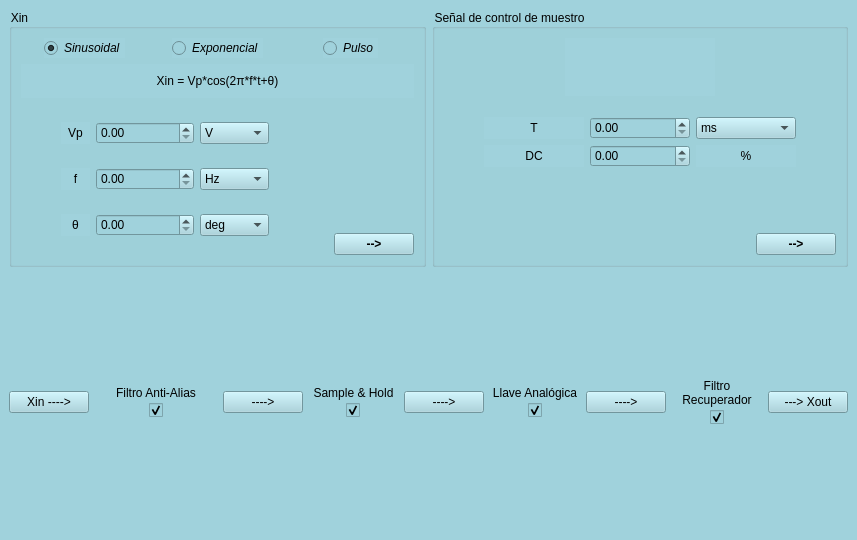
grupo-1-ASSD-E2/ASSD-TP1, file GUI/FrontEnd/samplingui.ui: the form before one commit.
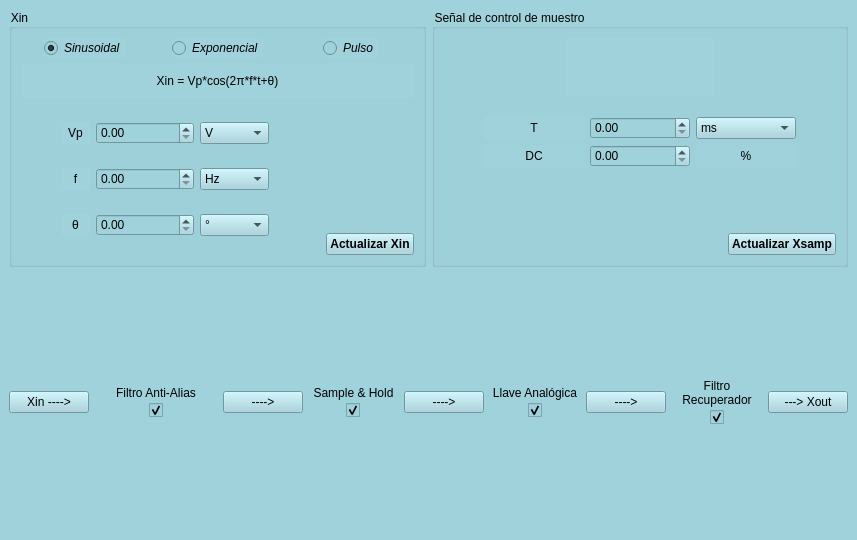
The form after the commit. Icons and pictures are not drawn.

```diff
--- a/GUI/FrontEnd/samplingui.ui
+++ b/GUI/FrontEnd/samplingui.ui
@@ -199,7 +199,7 @@
                 <widget class="QComboBox" name="param3Unit">
                  <item>
                   <property name="text">
-                   <string>deg</string>
+                   <string>°</string>
                   </property>
                  </item>
                 </widget>
@@ -253,7 +253,7 @@
                   </font>
                  </property>
                  <property name="text">
-                  <string>--&gt;</string>
+                  <string>Actualizar Xin</string>
                  </property>
                 </widget>
                </item>
@@ -554,7 +554,7 @@
                 </font>
                </property>
                <property name="text">
-                <string>--&gt;</string>
+                <string>Actualizar Xsamp</string>
                </property>
               </widget>
              </item>
```
Left out of the diff: 2 changed lines with no effect on the pictures.
